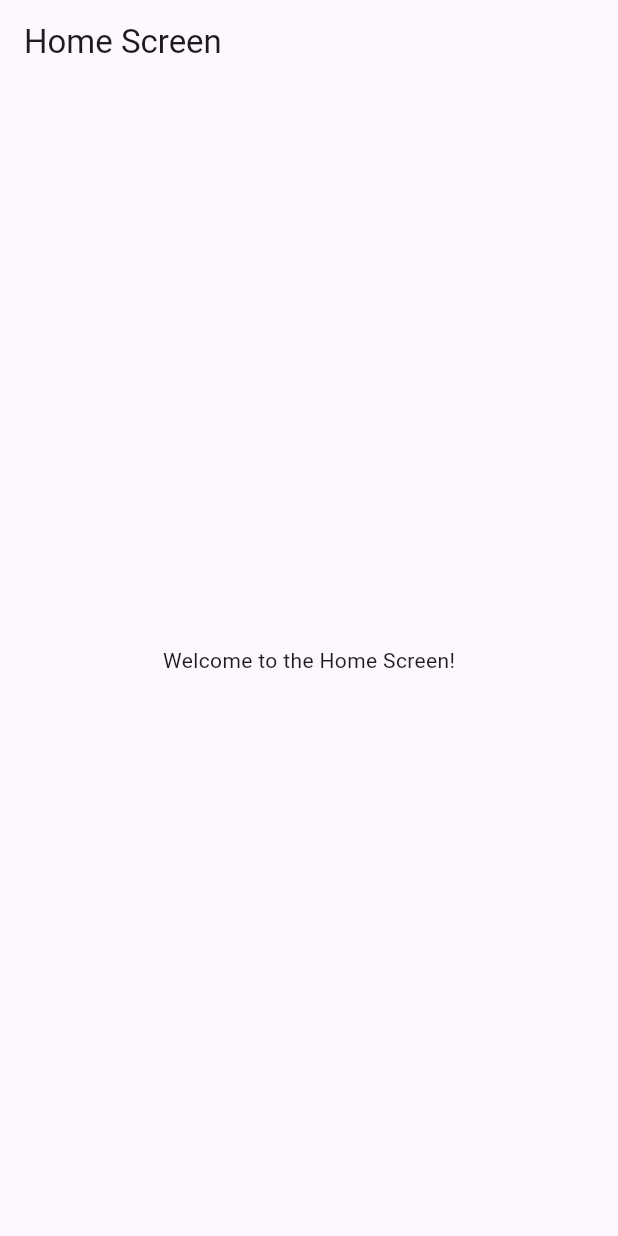
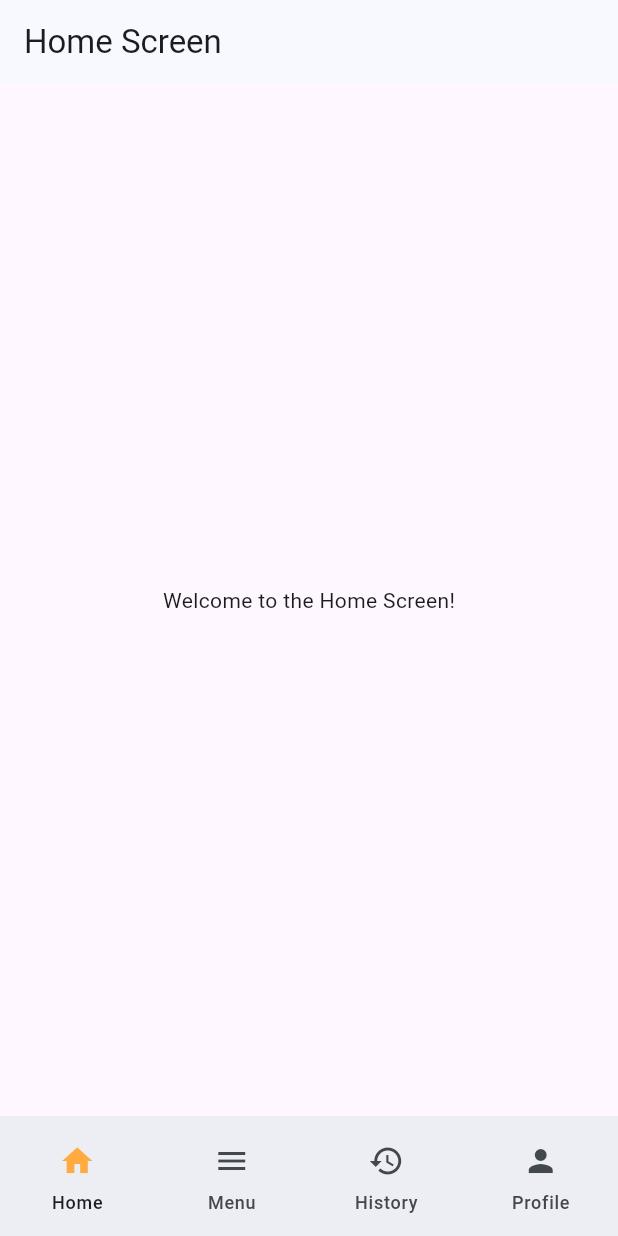
Before and after one commit to Islandlinkk/islandcafe-frontend, a Flutter app: the screen it shows after launch, on a phone screen of 412 x 824 dp. Run offline on Flutter 3.47's test engine with Material 3 defaults, Android fonts, the phone set to English and light mode, and no system bars; our stand-ins replace flutter_riverpod, go_router.

Commit message:
Set up bottom navigation and theme mode

```diff
--- a/lib/core/route/go_router_provider.dart
+++ b/lib/core/route/go_router_provider.dart
@@ -1,18 +1,43 @@
-import 'package:flutter_riverpod/flutter_riverpod.dart';
 import 'package:flutter_riverpod/flutter_riverpod.dart';
 import 'package:go_router/go_router.dart';
 import 'package:islandlink_frontend/core/route/route_name.dart';
+import 'package:islandlink_frontend/feature/history/presentation/screen/history_screen.dart';
 import 'package:islandlink_frontend/feature/home/presentation/screen/home_screen.dart';
+import 'package:islandlink_frontend/feature/menu/presentation/screen/menu_screen.dart';
+import 'package:islandlink_frontend/feature/profile/presentation/screen/profile_screen.dart';
+import 'package:islandlink_frontend/root/root_BottomNavigation_screen.dart';
 
-final goRouterProvider = Provider<GoRouter>((ref){
+final goRouterProvider = Provider<GoRouter>((ref) {
   return GoRouter(
     initialLocation: homeRoute,
-    routes:[
-      GoRoute(
-        path:'/home',
-        name: homeRoute,
-        builder: (context,state) => const HomeScreen(),
-      )
-    ]
+    routes: [
+      //Bottom navigation routes
+      ShellRoute(
+        builder: (context, state, child) =>
+            RootBottomnavigationScreen(child: child),
+        routes: [
+          GoRoute(
+            path: "/home",
+            name: homeRoute,
+            builder: (context, state) => const HomeScreen(),
+          ),
+          GoRoute(
+            path: "/menu",
+            name: menuRoute,
+            builder: (context, state) => const MenuScreen(),
+          ),
+          GoRoute(
+            path: '/history',
+            name: historyRoute,
+            builder: (context, state) => const HistoryScreen(),
+          ),
+          GoRoute(
+            path: '/profile',
+            name: profileRoute,
+            builder: (context, state) => const ProfileScreen(),
+          ),
+        ],
+      ),
+    ],
   );
 });
--- a/lib/core/route/route_name.dart
+++ b/lib/core/route/route_name.dart
@@ -1,2 +1,5 @@
 
 const String homeRoute = '/home';
+const String menuRoute = '/menu';
+const String historyRoute = '/history';
+const String profileRoute = '/profile';
--- /dev/null
+++ b/lib/feature/theme/app_theme.dart
@@ -0,0 +1,11 @@
+import 'package:flutter/material.dart';
+
+class AppTheme {
+  static final ThemeData lightTheme = ThemeData.light().copyWith(
+    colorScheme: ColorScheme.fromSeed(seedColor: Colors.blue),
+  );
+
+  static final ThemeData darkTheme = ThemeData.dark().copyWith(
+    colorScheme: ColorScheme.fromSeed(seedColor: Colors.blue),
+  );
+}
--- /dev/null
+++ b/lib/feature/theme/theme_notifier.dart
@@ -0,0 +1,14 @@
+
+import 'package:flutter/material.dart';
+import 'package:flutter_riverpod/legacy.dart';
+
+final themeProvider = StateNotifierProvider<ThemeNotifier, ThemeMode>((ref) {
+  return ThemeNotifier();
+});
+class ThemeNotifier extends StateNotifier<ThemeMode> {
+ ThemeNotifier(): super(ThemeMode.system);
+
+ void toggleTheme(bool isDark){
+  state = isDark? ThemeMode.dark : ThemeMode.light;
+ }
+}
--- a/lib/main_widget.dart
+++ b/lib/main_widget.dart
@@ -1,6 +1,8 @@
 import 'package:flutter/material.dart';
 import 'package:flutter_riverpod/flutter_riverpod.dart';
 import 'package:islandlink_frontend/core/route/go_router_provider.dart';
+import 'package:islandlink_frontend/feature/theme/app_theme.dart';
+import 'package:islandlink_frontend/feature/theme/theme_notifier.dart';
 
 class MainWidget extends ConsumerWidget {
   const MainWidget({super.key});
@@ -8,7 +10,12 @@ class MainWidget extends ConsumerWidget {
   @override
   Widget build(BuildContext context, WidgetRef ref) {
     final goRouter = ref.watch(goRouterProvider);
+    final themeMode = ref.watch(themeProvider);
     return MaterialApp.router(
+      debugShowCheckedModeBanner: false,
+      theme: AppTheme.lightTheme,
+      darkTheme: AppTheme.darkTheme,
+      themeMode: themeMode,
       routerConfig: goRouter,
     );
   }
--- /dev/null
+++ b/lib/root/root_BottomNavigation_screen.dart
@@ -0,0 +1,56 @@
+import 'package:flutter/material.dart';
+import 'package:flutter_riverpod/flutter_riverpod.dart';
+import 'package:go_router/go_router.dart';
+
+class RootBottomnavigationScreen extends ConsumerWidget {
+  final Widget child;
+  const RootBottomnavigationScreen({super.key, required this.child});
+  @override
+  Widget build(BuildContext context, WidgetRef ref) {
+    final location = GoRouterState.of(context).uri.toString();
+
+    int currentIndex = 0;
+    if (location.startsWith('/home')) currentIndex = 0;
+    if (location.startsWith('/menu')) currentIndex = 1;
+    if (location.startsWith('/history')) currentIndex = 2;
+    if (location.startsWith('/profile')) currentIndex = 3;
+
+    void onTap(int index) {
+      if (index == 0) context.go('/home');
+      if (index == 1) context.go('/menu');
+      if (index == 2) context.go('/history');
+      if (index == 3) context.go('/profile');
+    }
+
+    return Scaffold(
+      body: child,
+      bottomNavigationBar: NavigationBar(
+        selectedIndex: currentIndex,
+        indicatorColor: Colors.transparent,
+        onDestinationSelected: onTap,
+        destinations: const [
+          NavigationDestination(
+            icon: Icon(Icons.home),
+            selectedIcon: Icon(Icons.home, color: Colors.orangeAccent),
+            label: 'Home',
+          ),
+          NavigationDestination(
+            icon: Icon(Icons.menu),
+            selectedIcon: Icon(Icons.menu, color: Colors.orangeAccent),
+            label: 'Menu',
+          ),
+          NavigationDestination(
+            icon: Icon(Icons.history),
+            selectedIcon: Icon(Icons.history, color: Colors.orangeAccent),
+            label: 'History',
+          ),
+          NavigationDestination(
+            icon: Icon(Icons.person),
+            selectedIcon: Icon(Icons.person, color: Colors.orangeAccent),
+            label: 'Profile',
+          ),
+        ],
+      ),
+    );
+  }
+}
```
Also changed, not shown: lib/feature/history/presentation/screen/history_screen.dart (added, +18 -0 lines), lib/feature/home/presentation/widget/home_widget.dart (added, +25 -0 lines), lib/feature/menu/presentation/screen/menu_screen.dart (added, +18 -0 lines), lib/feature/profile/presentation/screen/profile_screen.dart (added, +18 -0 lines).
